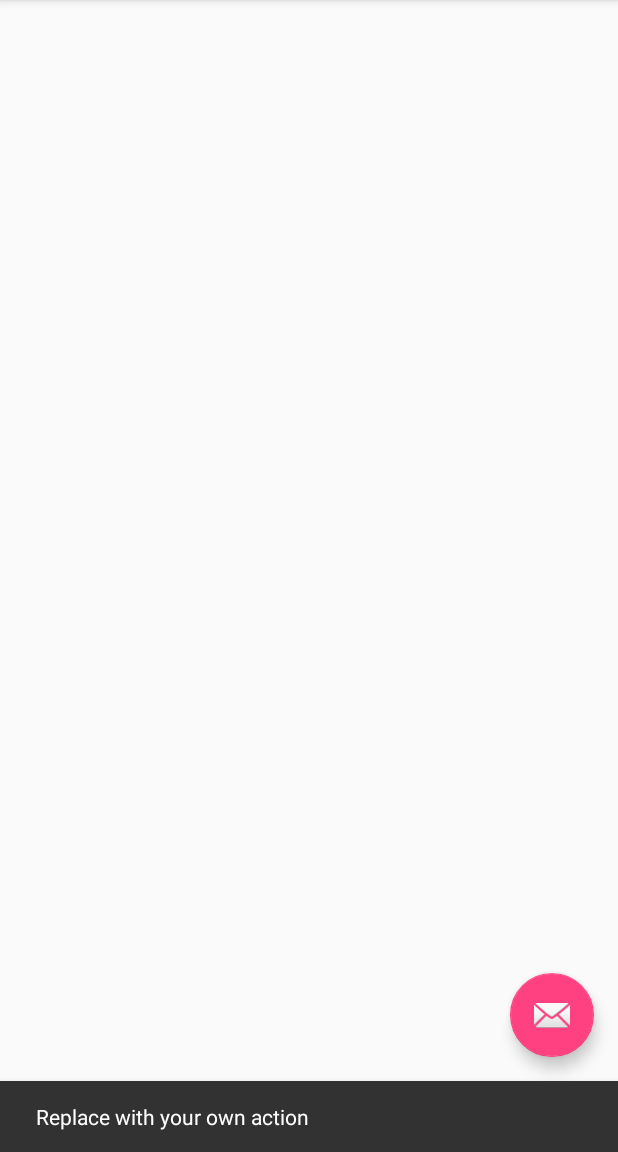
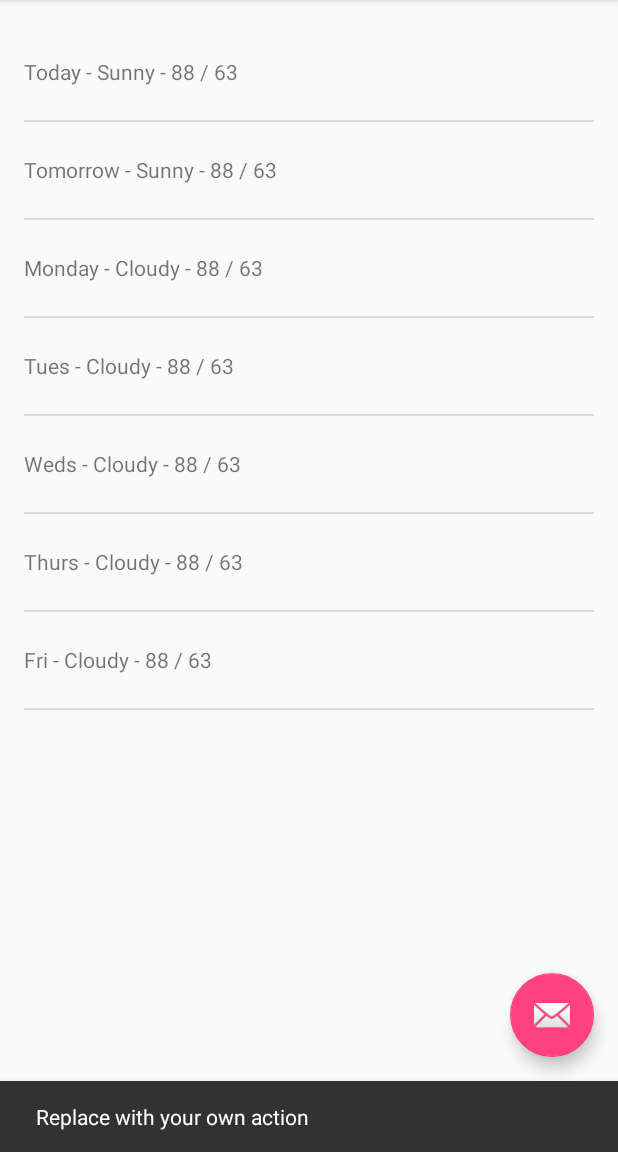
Before and after one commit to kolyee459/Soleil, an Android app: the screen it shows after launch (MainActivity), after a tap on an icon or button, on a phone screen of 412 x 824 dp, the part 84-1236 px from its top. Run offline under Robolectric (Android 15) with nearby library versions, the phone set to English and light mode, and no system bars.

Commit message:
Ajouter des données bidons dans la liste

```diff
--- a/app/src/main/java/org/koly/koliosky/soleil/MainActivity.java
+++ b/app/src/main/java/org/koly/koliosky/soleil/MainActivity.java
@@ -5,9 +5,9 @@ import android.support.design.widget.FloatingActionButton;
 import android.support.design.widget.Snackbar;
 import android.support.v7.app.AppCompatActivity;
 import android.support.v7.widget.Toolbar;
-import android.view.View;
 import android.view.Menu;
 import android.view.MenuItem;
+import android.view.View;
 
 public class MainActivity extends AppCompatActivity {
 
@@ -26,6 +26,9 @@ public class MainActivity extends AppCompatActivity {
                         .setAction("Action", null).show();
             }
         });
+
+
+
     }
 
     @Override
--- a/app/src/main/java/org/koly/koliosky/soleil/MainActivityFragment.java
+++ b/app/src/main/java/org/koly/koliosky/soleil/MainActivityFragment.java
@@ -1,10 +1,16 @@
 package org.koly.koliosky.soleil;
 
+import android.os.Bundle;
 import android.support.v4.app.Fragment;
-import android.os.Bundle;
 import android.view.LayoutInflater;
 import android.view.View;
 import android.view.ViewGroup;
+import android.widget.ArrayAdapter;
+import android.widget.ListView;
+
+import java.util.ArrayList;
+import java.util.Arrays;
+import java.util.List;
 
 /**
  * A placeholder fragment containing a simple view.
@@ -17,6 +23,27 @@ public class MainActivityFragment extends Fragment {
     @Override
     public View onCreateView(LayoutInflater inflater, ViewGroup container,
                              Bundle savedInstanceState) {
-        return inflater.inflate(R.layout.fragment_main, container, false);
+
+        List<String> weatherForecast = new ArrayList<>(Arrays.asList(
+                "Today - Sunny - 88 / 63",
+                "Tomorrow - Sunny - 88 / 63",
+                "Monday - Cloudy - 88 / 63",
+                "Tues - Cloudy - 88 / 63",
+                "Weds - Cloudy - 88 / 63",
+                "Thurs - Cloudy - 88 / 63",
+                "Fri - Cloudy - 88 / 63"));
+
+
+        View rootView = (View) inflater.inflate(R.layout.fragment_main, container, false);
+
+        ListView listView = (ListView) rootView.findViewById(R.id.forecast_listview);
+        ArrayAdapter<String> adapter = new ArrayAdapter<String>(getContext(),
+
+                R.layout.list_item_forecast, R.id.list_item_forecast_textview,weatherForecast);
+
+
+
+        listView.setAdapter(adapter);
+        return rootView;
     }
 }
--- a/app/src/main/res/layout/fragment_main.xml
+++ b/app/src/main/res/layout/fragment_main.xml
@@ -10,8 +10,8 @@
     tools:showIn="@layout/activity_main">
 
     <ListView
-        android:layout_width="wrap_content"
-        android:layout_height="wrap_content"
+        android:layout_width="match_parent"
+        android:layout_height="match_parent"
         android:id="@+id/forecast_listview" />
 
 
```
